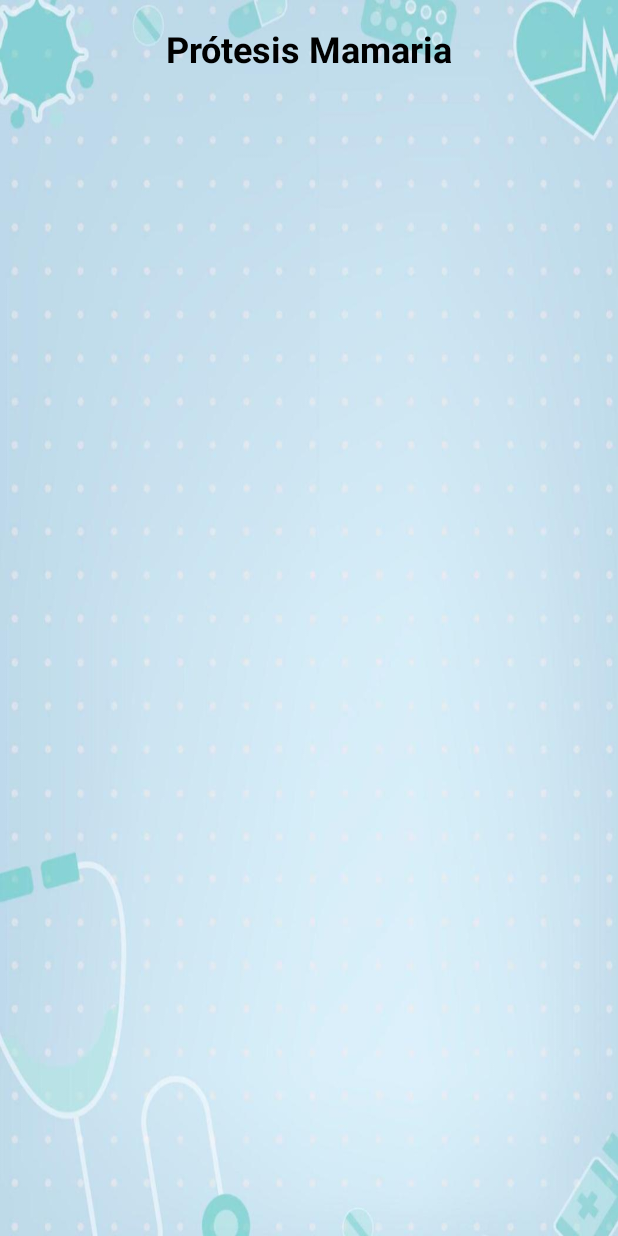
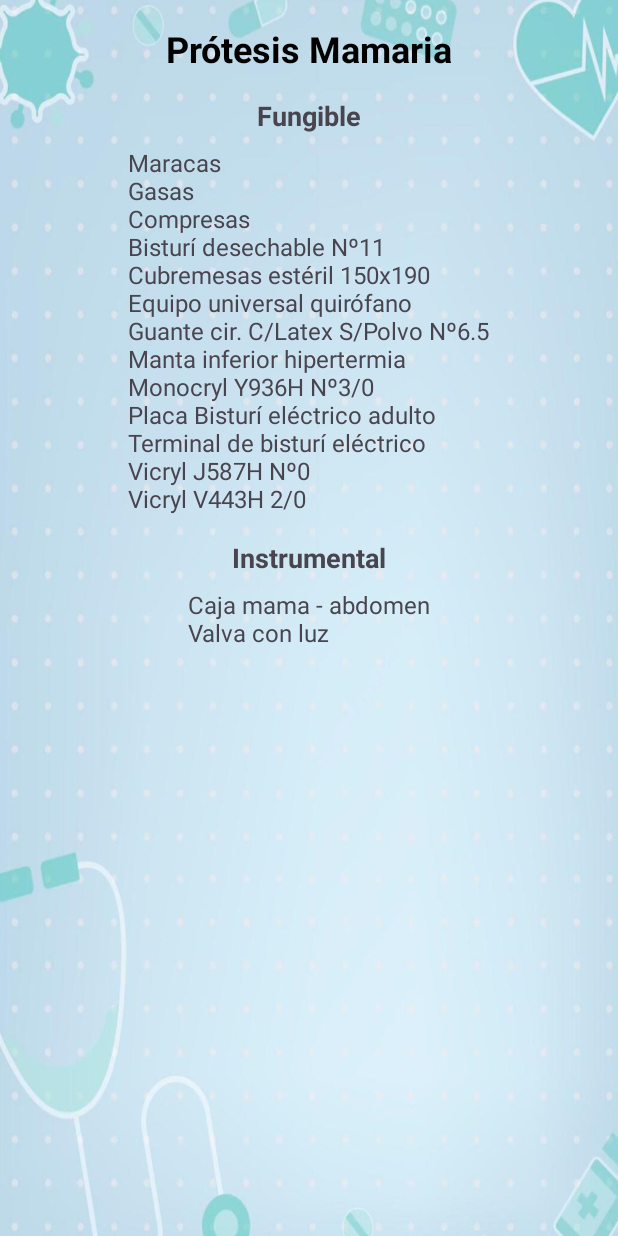
Before and after one commit to CifuX40/Quirofano, an Android app: the ProtesisMamariaActivity screen opened directly, with no data from a screen before it, on a phone screen of 412 x 824 dp. Run offline under Robolectric (Android 15) with nearby library versions, the light colour scheme and no system bars.

Commit message:
gradle-9.0-milestone-2-bin

```diff
--- a/app/src/main/res/layout/protesis_mamaria.xml
+++ b/app/src/main/res/layout/protesis_mamaria.xml
@@ -8,6 +8,7 @@
     tools:context=".ProtesisMamariaActivity">
 
     <TextView
+        android:id="@+id/textViewTitle"
         android:layout_width="wrap_content"
         android:layout_height="wrap_content"
         android:layout_marginTop="16dp"
@@ -19,4 +20,50 @@
         app:layout_constraintStart_toStartOf="parent"
         app:layout_constraintTop_toTopOf="parent" />
 
+    <TextView
+        android:id="@+id/textView9"
+        android:layout_width="wrap_content"
+        android:layout_height="wrap_content"
+        android:text="Fungible"
+        android:textSize="18sp"
+        android:textStyle="bold"
+        app:layout_constraintTop_toBottomOf="@+id/textViewTitle"
+        app:layout_constraintStart_toStartOf="parent"
+        app:layout_constraintEnd_toEndOf="parent"
+        android:layout_marginTop="16dp" />
+
+    <TextView
+        android:id="@+id/textView10"
+        android:layout_width="wrap_content"
+        android:layout_height="wrap_content"
+        android:text="Maracas\nGasas\nCompresas\nBisturí desechable Nº11\nCubremesas estéril 150x190\nEquipo universal quirófano\nGuante cir. C/Latex S/Polvo Nº6.5\nManta inferior hipertermia\nMonocryl Y936H Nº3/0\nPlaca Bisturí eléctrico adulto\nTerminal de bisturí eléctrico\nVicryl J587H Nº0\nVicryl V443H 2/0"
+        android:textSize="16sp"
+        app:layout_constraintTop_toBottomOf="@+id/textView9"
+        app:layout_constraintStart_toStartOf="parent"
+        app:layout_constraintEnd_toEndOf="parent"
+        android:layout_marginTop="8dp" />
+
+    <TextView
+        android:id="@+id/textView11"
+        android:layout_width="wrap_content"
+        android:layout_height="wrap_content"
+        android:text="Instrumental"
+        android:textSize="18sp"
+        android:textStyle="bold"
+        app:layout_constraintTop_toBottomOf="@+id/textView10"
+        app:layout_constraintStart_toStartOf="parent"
+        app:layout_constraintEnd_toEndOf="parent"
+        android:layout_marginTop="16dp" />
+
+    <TextView
+        android:id="@+id/textView12"
+        android:layout_width="wrap_content"
+        android:layout_height="wrap_content"
+        android:text="Caja mama - abdomen\nValva con luz"
+        android:textSize="16sp"
+        app:layout_constraintTop_toBottomOf="@+id/textView11"
+        app:layout_constraintStart_toStartOf="parent"
+        app:layout_constraintEnd_toEndOf="parent"
+        android:layout_marginTop="8dp" />
+
 </androidx.constraintlayout.widget.ConstraintLayout>
--- a/gradle/libs.versions.toml
+++ b/gradle/libs.versions.toml
@@ -1,7 +1,7 @@
 [versions]
 agp = "8.9.1"
 kotlin = "2.0.0"
-coreKtx = "1.15.0"
+coreKtx = "1.16.0"
 junit = "4.13.2"
 junitVersion = "1.2.1"
 espressoCore = "3.6.1"
```
Also changed, not shown: gradle/wrapper/gradle-wrapper.properties.
